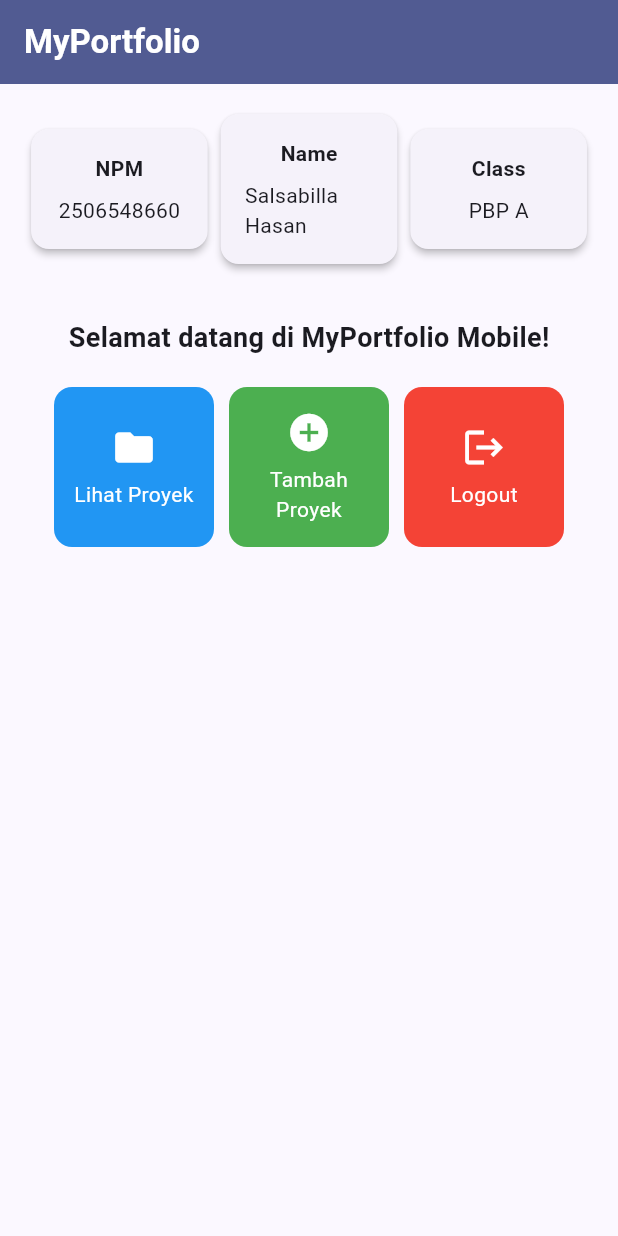
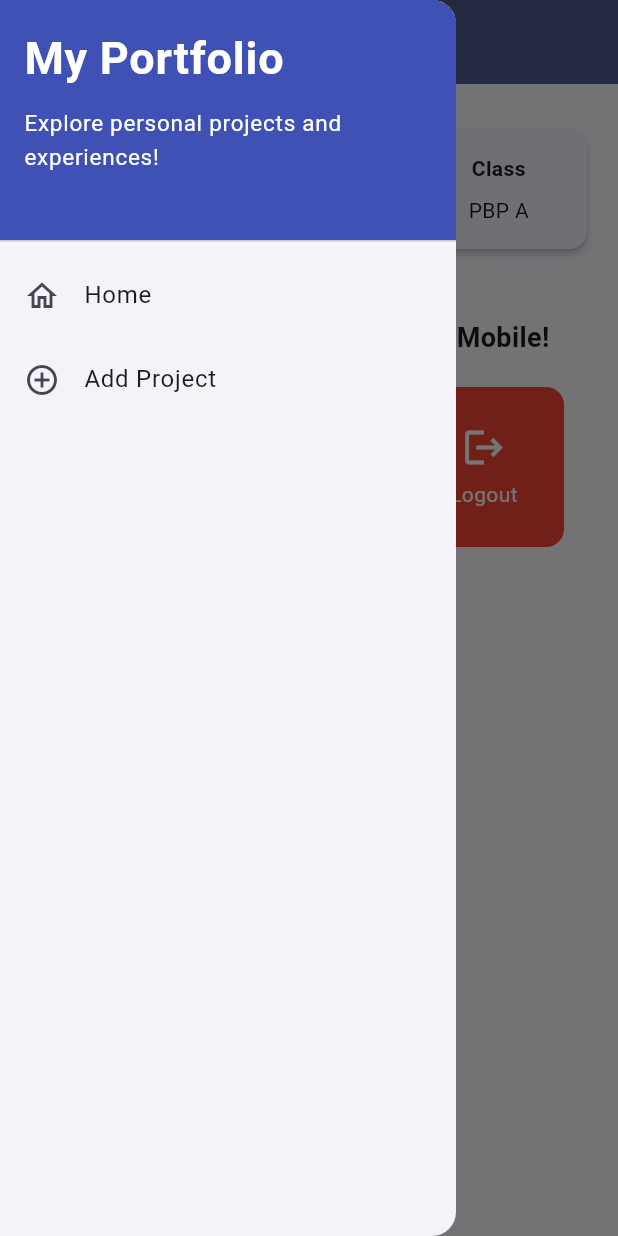
Before and after one commit to salsabillahasan/myportofolio_mobile, a Flutter app: the screen it shows after launch, with the side drawer open (before the commit the screen has no drawer), on a phone screen of 412 x 824 dp. Run offline on Flutter 3.47's test engine with Material 3 defaults, Android fonts, the phone set to English and light mode, and no system bars.

Commit message:
Tutorial 09: Flutter Navigation, Layouts, Forms, and Input Elements

```diff
--- a/lib/main.dart
+++ b/lib/main.dart
@@ -1,5 +1,5 @@
 import 'package:flutter/material.dart';
-import 'package:myportofolio_mobile/menu.dart';
+import 'package:myportofolio_mobile/screens/menu.dart';
 
 void main() {
   runApp(const MyApp());
--- a/lib/menu.dart
+++ b/lib/screens/menu.dart
@@ -1,4 +1,6 @@
 import 'package:flutter/material.dart';
+import 'package:myportofolio_mobile/widgets/left_drawer.dart';
+import 'package:myportofolio_mobile/widgets/project_card.dart';
 
 class ItemHomepage {
   final String name;
@@ -27,15 +29,12 @@ class MyHomePage extends StatelessWidget {
   Widget build(BuildContext context) {
     return Scaffold(
       appBar: AppBar(
+        title: const Text('MyPortfolio'),
         backgroundColor: Theme.of(context).colorScheme.primary,
-        title: Text(
-          title,
-          style: const TextStyle(
-            color: Colors.white,
-            fontWeight: FontWeight.bold,
-          ),
-        ),
+        iconTheme: const IconThemeData(color: Colors.white),
       ),
+
+      drawer: const LeftDrawer(),
       body: Padding(
         padding: const EdgeInsets.all(16.0),
         child: Column(
@@ -108,45 +107,3 @@ class InfoCard extends StatelessWidget {
     );
   }
 }
-
-class ItemCard extends StatelessWidget {
-  final ItemHomepage item;
-
-  const ItemCard(this.item, {super.key});
-
-  @override
-  Widget build(BuildContext context) {
-    return Material(
-      color: item.color,
-      borderRadius: BorderRadius.circular(12),
-      child: InkWell(
-        onTap: () {
-          ScaffoldMessenger.of(context)
-            ..hideCurrentSnackBar()
-            ..showSnackBar(
-              SnackBar(
-                content: Text("Kamu telah menekan tombol ${item.name}!"),
-              ),
-            );
-        },
-        child: Container(
-          padding: const EdgeInsets.all(8),
-          child: Center(
-            child: Column(
-              mainAxisAlignment: MainAxisAlignment.center,
-              children: [
-                Icon(item.icon, color: Colors.white, size: 30.0),
-                const Padding(padding: EdgeInsets.all(3)),
-                Text(
-                  item.name,
-                  textAlign: TextAlign.center,
-                  style: const TextStyle(color: Colors.white),
-                ),
-              ],
-            ),
-          ),
-        ),
-      ),
-    );
-  }
-}
--- /dev/null
+++ b/lib/widgets/left_drawer.dart
@@ -0,0 +1,63 @@
+import 'package:flutter/material.dart';
+import 'package:myportofolio_mobile/screens/menu.dart';
+import 'package:myportofolio_mobile/screens/project_form.dart';
+
+class LeftDrawer extends StatelessWidget {
+  const LeftDrawer({super.key});
+
+  @override
+  Widget build(BuildContext context) {
+    return Drawer(
+      child: ListView(
+        children: [
+          const DrawerHeader(
+            decoration: BoxDecoration(color: Colors.indigo),
+            child: Column(
+              crossAxisAlignment: CrossAxisAlignment.start,
+              children: [
+                Text(
+                  'My Portfolio',
+                  style: TextStyle(
+                    fontSize: 30,
+                    fontWeight: FontWeight.bold,
+                    color: Colors.white,
+                  ),
+                ),
+                SizedBox(height: 10),
+                Text(
+                  'Explore personal projects and experiences!',
+                  style: TextStyle(fontSize: 15, color: Colors.white),
+                ),
+              ],
+            ),
+          ),
+          ListTile(
+            leading: const Icon(Icons.home_outlined),
+            title: const Text('Home'),
+            onTap: () {
+              Navigator.pushReplacement(
+                context,
+                MaterialPageRoute(
+                  builder: (context) => MyHomePage(title: 'MyPortfolio'),
+                ),
+              );
+            },
+          ),
+
+          ListTile(
+            leading: const Icon(Icons.add_circle_outline),
+            title: const Text('Add Project'),
+            onTap: () {
+              Navigator.pushReplacement(
+                context,
+                MaterialPageRoute(
+                  builder: (context) => const ProjectFormPage(),
+                ),
+              );
+            },
+          ),
+        ],
+      ),
+    );
+  }
+}
--- /dev/null
+++ b/lib/widgets/project_card.dart
@@ -0,0 +1,53 @@
+import 'package:flutter/material.dart';
+import 'package:myportofolio_mobile/screens/menu.dart';
+import 'package:myportofolio_mobile/screens/project_form.dart';
+
+class ItemCard extends StatelessWidget {
+  final ItemHomepage item;
+
+  const ItemCard(this.item, {super.key});
+
+  @override
+  Widget build(BuildContext context) {
+    return Material(
+      color: item.color,
+      borderRadius: BorderRadius.circular(12),
+      child: InkWell(
+        onTap: () {
+          ScaffoldMessenger.of(context)
+            ..hideCurrentSnackBar()
+            ..showSnackBar(
+              SnackBar(
+                content: Text("Kamu telah menekan tombol ${item.name}!"),
+              ),
+            );
+
+          if (item.name == "Tambah Proyek") {
+            Navigator.push(
+              context,
+              MaterialPageRoute(builder: (context) => const ProjectFormPage()),
+            );
+          }
+        },
+
+        child: Container(
+          padding: const EdgeInsets.all(8),
+          child: Center(
+            child: Column(
+              mainAxisAlignment: MainAxisAlignment.center,
+              children: [
+                Icon(item.icon, color: Colors.white, size: 30.0),
+                const Padding(padding: EdgeInsets.all(3)),
+                Text(
+                  item.name,
+                  textAlign: TextAlign.center,
+                  style: const TextStyle(color: Colors.white),
+                ),
+              ],
+            ),
+          ),
+        ),
+      ),
+    );
+  }
+}
```
Also changed, not shown: lib/screens/project_form.dart (added, +218 -0 lines).
